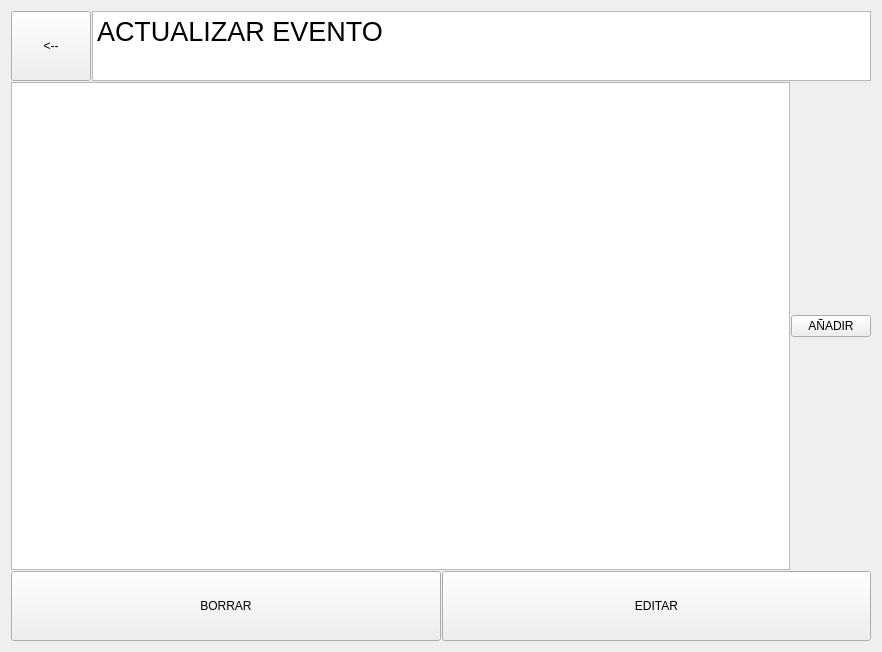
roblesgg/GestionEventos, file interfaces/EditarEvento2.ui: the form before one commit.
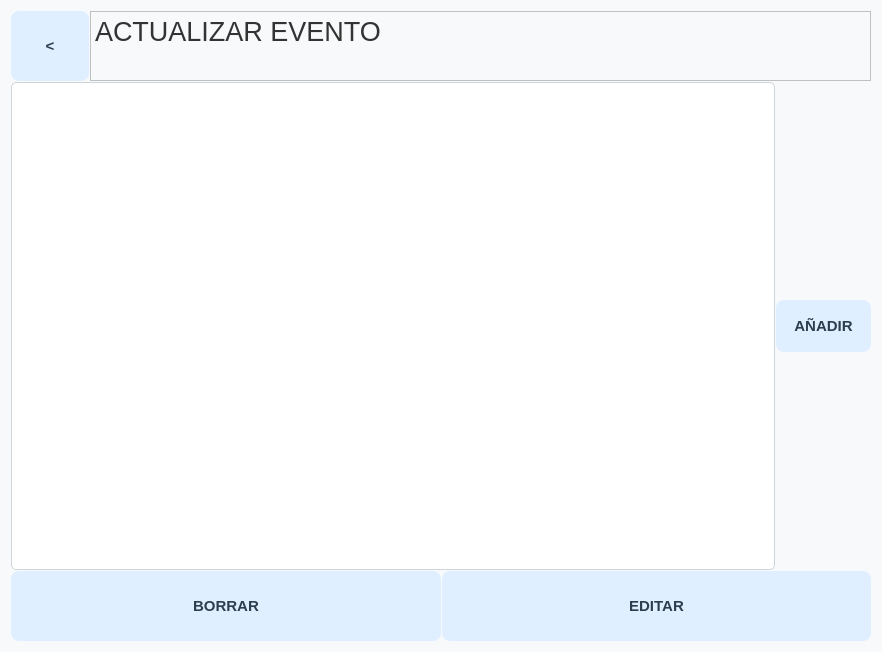
The form after the commit.

Patch:
```diff
--- a/interfaces/EditarEvento2.ui
+++ b/interfaces/EditarEvento2.ui
@@ -13,6 +13,86 @@
   <property name="windowTitle">
    <string>Form</string>
   </property>
+  
+  <property name="styleSheet">
+   <string>
+/* --- Estilo General --- */
+QWidget {
+    font-family: 'Segoe UI', 'Arial', 'sans-serif';
+    background-color: #F8F9FA; /* Un blanco roto muy suave */
+    color: #333333;
+}
+
+/* --- Título (como QTextEdit) --- */
+QTextEdit[objectName="Title_TextEdit"] {
+    font-size: 20pt; /* Coincide con el original */
+    font-weight: bold;
+    color: #2C3E50; /* Un azul oscuro */
+    background-color: transparent;
+    border: none;
+}
+
+/* --- Botones Principales (Añadir, Editar) --- */
+QPushButton {
+    background-color: #E0EFFF; /* Azul pastel */
+    color: #2C3E50;
+    font-size: 11pt;
+    font-weight: bold;
+    border: none;
+    border-radius: 8px; /* ¡ESQUINAS REDONDEADAS! */
+    padding: 12px 18px;
+    min-height: 28px;
+}
+QPushButton:hover {
+    background-color: #C6DFFF;
+}
+QPushButton:pressed {
+    background-color: #B0D0FF;
+}
+
+/* --- Botón de Atrás (Estilo especial) --- */
+QPushButton[objectName="BackButton_UpdateEvent"] {
+    font-size: 16pt;
+    font-weight: bold;
+    color: #555555;
+    background-color: transparent;
+    border: none;
+    padding: 0px;
+    min-height: 0;
+}
+QPushButton[objectName="BackButton_UpdateEvent"]:hover {
+    color: #000000;
+    background-color: #F0F0F0; /* Hover leve */
+}
+
+/* --- Botón de "Peligro" (Borrar) --- */
+QPushButton[objectName="DeleteParticipant_Btn"] {
+    background-color: #FFEBEE; /* Rosa pastel */
+    color: #D32F2F; /* Rojo oscuro */
+    font-size: 11pt; /* Fuente original */
+}
+QPushButton[objectName="DeleteParticipant_Btn"]:hover {
+    background-color: #FFCDD2;
+}
+
+/* --- Listas (QListView) --- */
+QListView {
+    background-color: #FFFFFF;
+    border: 1px solid #CED4DA;
+    border-radius: 5px;
+    padding: 5px;
+    font-size: 10pt;
+}
+QListView::item:hover {
+    background-color: #F1F3F5; /* Resaltar item al pasar el ratón */
+}
+QListView::item:selected {
+    background-color: #E0EFFF; /* Resaltar item seleccionado */
+    color: #2C3E50;
+}
+   </string>
+  </property>
+  
   <layout class="QVBoxLayout" name="verticalLayout_2">
    <property name="spacing">
     <number>1</number>
@@ -30,7 +110,7 @@
           </sizepolicy>
          </property>
          <property name="text">
-          <string>&lt;--</string>
+          <string>&lt;</string>
          </property>
         </widget>
        </item>
@@ -42,11 +122,8 @@
            <verstretch>0</verstretch>
           </sizepolicy>
          </property>
-         <property name="font">
-          <font>
-           <pointsize>20</pointsize>
-          </font>
-         </property>
+         <property name="readOnly">
+          <bool>true</bool> </property>
          <property name="html">
           <string>&lt;!DOCTYPE HTML PUBLIC &quot;-//W3C//DTD HTML 4.0//EN&quot; &quot;http://www.w3.org/TR/REC-html40/strict.dtd&quot;&gt;
 &lt;html&gt;&lt;head&gt;&lt;meta name=&quot;qrichtext&quot; content=&quot;1&quot; /&gt;&lt;style type=&quot;text/css&quot;&gt;
```
Left out of the diff: 17 changed lines with no effect on the pictures.
